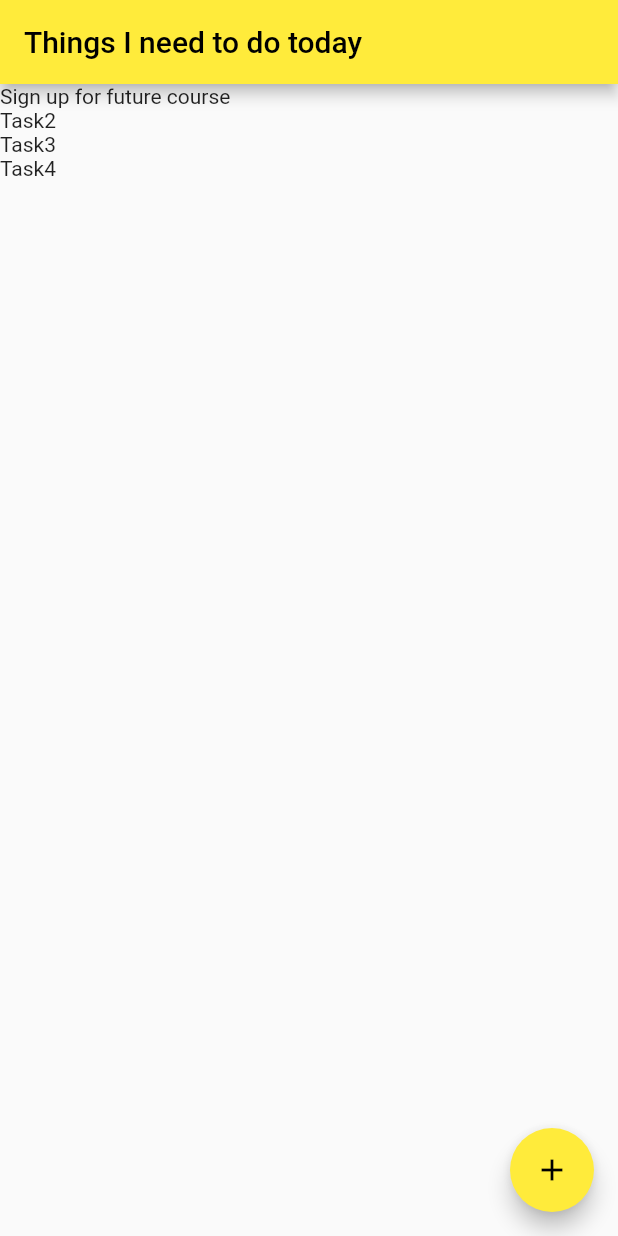
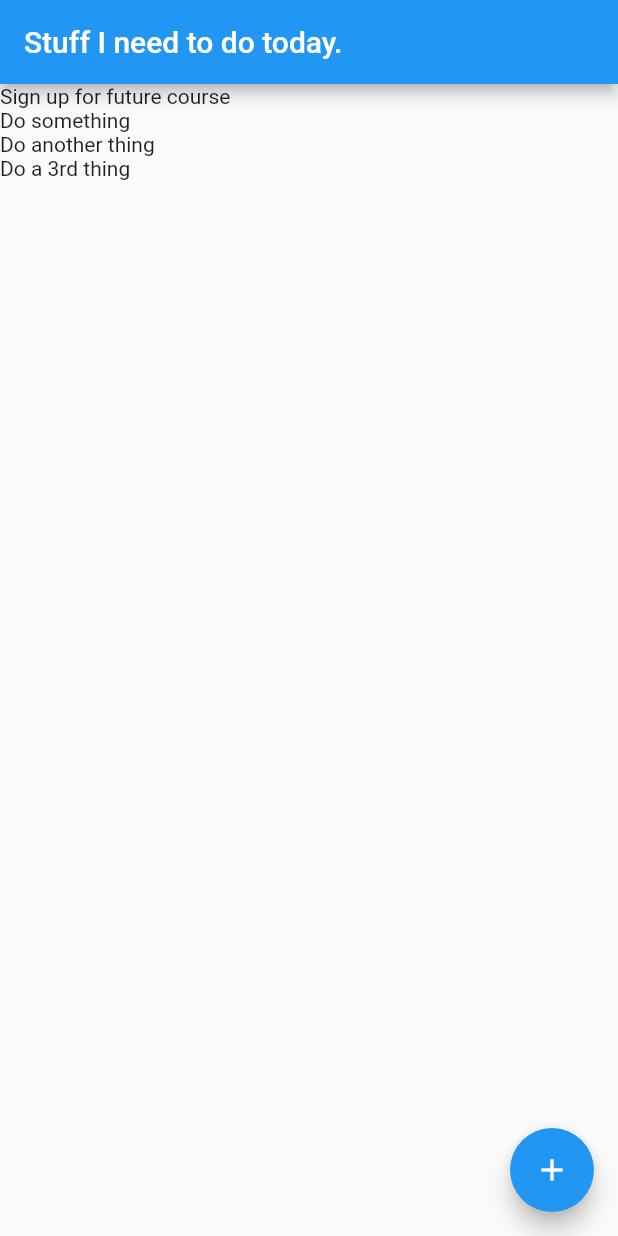
Before and after one commit to rapPayne/flutter-intro-presentation, a Flutter app: the screen it shows after launch, on a phone screen of 412 x 824 dp. Run offline on Flutter 3.47's test engine with Material 2 defaults, Android fonts, the phone set to English and light mode, and no system bars.

```diff
--- a/solutions/cp2/lib/main.dart
+++ b/solutions/cp2/lib/main.dart
@@ -1,5 +1,5 @@
 import 'package:flutter/material.dart';
-import 'package:task_app/TaskList.dart';
+import 'task_list.dart';
 
 void main() {
   runApp(const MyApp());
@@ -8,12 +8,13 @@ void main() {
 class MyApp extends StatelessWidget {
   const MyApp({super.key});
 
+  // This widget is the root of your application.
   @override
   Widget build(BuildContext context) {
     return MaterialApp(
-      title: 'Stuff I need to do',
+      title: 'Flutter Demo',
       theme: ThemeData(
-        primarySwatch: Colors.yellow,
+        primarySwatch: Colors.blue,
       ),
       home: const TaskList(),
     );
@@ -42,7 +43,7 @@ class _MyHomePageState extends State<MyHomePage> {
           mainAxisAlignment: MainAxisAlignment.center,
           children: <Widget>[
             const Text(
-              'You have pushed the button this many times:',
+              "You've pushed the button this many times:",
             ),
             Text(
               '$_counter',
@@ -55,7 +56,7 @@ class _MyHomePageState extends State<MyHomePage> {
         onPressed: () => setState(() => _counter++),
         tooltip: 'Increment',
         child: const Icon(Icons.add),
-      ),
+      ), // This trailing comma makes auto-formatting nicer for build methods.
     );
   }
 }
--- a/solutions/cp2/lib/TaskList.dart
+++ b/solutions/cp2/lib/task_list.dart
@@ -1,8 +1,8 @@
 import 'package:flutter/material.dart';
-import 'package:task_app/Task.dart';
+import 'task.dart';
 
 class TaskList extends StatefulWidget {
-  const TaskList({Key? key}) : super(key: key);
+  const TaskList({super.key});
 
   @override
   State<TaskList> createState() => _TaskListState();
@@ -11,35 +11,30 @@ class TaskList extends StatefulWidget {
 class _TaskListState extends State<TaskList> {
   List<Task> _tasks = [
     Task()
-      ..id = 1
+      ..id = 0
       ..completed = false
       ..description = 'Sign up for future course',
     Task()
+      ..id = 1
+      ..completed = false
+      ..description = 'Do something',
+    Task()
       ..id = 2
       ..completed = false
-      ..description = 'Task2',
+      ..description = 'Do another thing',
     Task()
       ..id = 3
       ..completed = false
-      ..description = 'Task3',
-    Task()
-      ..id = 4
-      ..completed = false
-      ..description = 'Task4',
+      ..description = 'Do a 3rd thing',
   ];
   @override
   Widget build(BuildContext context) {
     return Scaffold(
-      appBar: AppBar(
-        title: Text('Things I need to do today'),
-      ),
+      appBar: AppBar(title: Text('Stuff I need to do today.')),
       body: ListView(
-        children: _tasks.map((task) => Text(task.description)).toList(),
-      ),
+          children: _tasks.map((task) => Text(task.description)).toList()),
       floatingActionButton: FloatingActionButton(
-        onPressed: () => print('pressed'),
-        child: const Icon(Icons.add),
-      ),
+          child: Icon(Icons.add), onPressed: () => print('Pressed')),
     );
   }
 }
```
Also changed, not shown: solutions/cp2/analysis_options.yaml (+4 -3 lines), solutions/cp2/lib/AddTask.dart (deleted, +0 -21 lines), solutions/cp2/lib/add_task.dart (added, +17 -0 lines).
